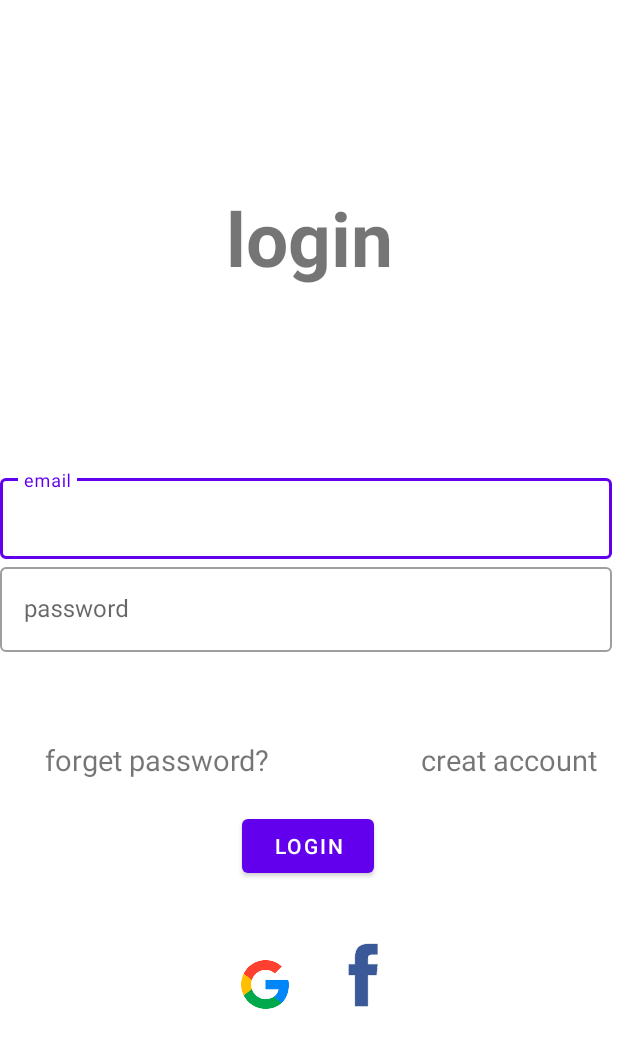
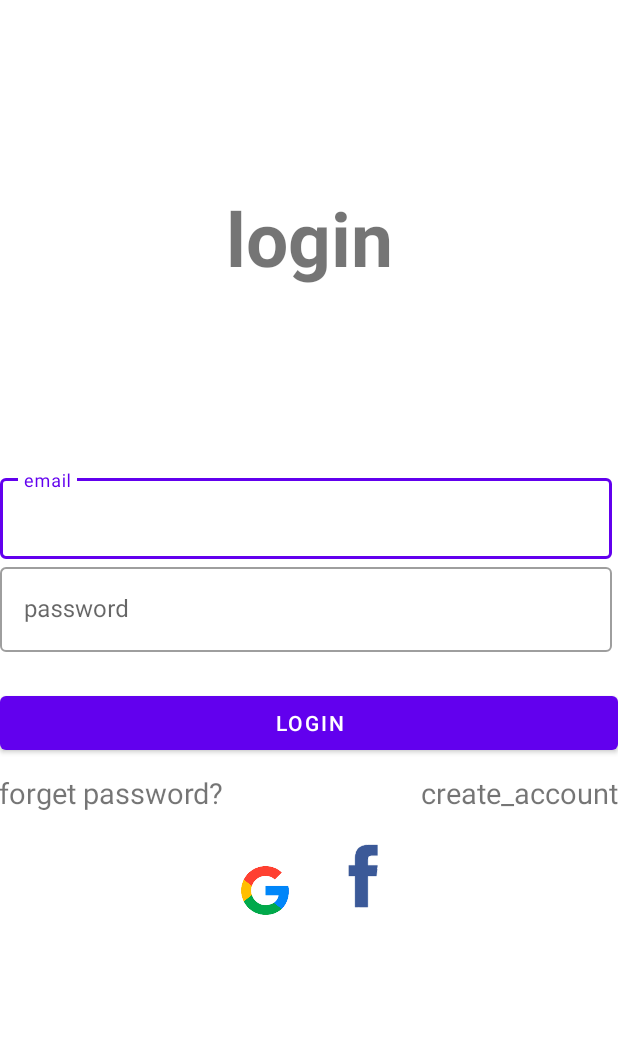
Before and after one commit to khalilkml/math, an Android app: the screen it shows after launch (Login), on a phone screen of 412 x 824 dp. Shown: the top 1048 px of the screen. Run offline under Robolectric (Android 15) with nearby library versions, the phone set to English and light mode, and no system bars; our stand-ins replace Firebase (no records; nobody signed in at launch, a user with empty details on screens opened directly).

Commit message:
add design

```diff
--- a/app/src/main/java/com/example/math/Login.java
+++ b/app/src/main/java/com/example/math/Login.java
@@ -64,12 +64,10 @@ public class Login extends AppCompatActivity {
             progressBar.setVisibility(View.VISIBLE);
             mAuth.signInWithEmailAndPassword(Semail, Spassword).addOnCompleteListener(task -> {
                 if (task.isSuccessful()) {
-                    System.out.println("first if");
                     progressBar.setVisibility(View.GONE);
                     Toast.makeText(this, "login successfully ", Toast.LENGTH_SHORT).show();
                     startActivity(new Intent(Login.this, MainActivity.class));
                 } else {
-                    System.out.println("else ");
                     progressBar.setVisibility(View.GONE);
                     Toast.makeText(Login.this, "" + task.getException(), Toast.LENGTH_LONG).show();
                 }
--- a/app/src/main/java/com/example/math/Register.java
+++ b/app/src/main/java/com/example/math/Register.java
@@ -73,7 +73,7 @@ public class Register extends AppCompatActivity {
         } else if (SSpassword.isEmpty() || SSpassword.length() < 6) {
             password.setError("password is required and it has to be more than 6 characters");
             password.requestFocus();
-        } else if (SSconfirm_password.isEmpty()) {
+        } else if (SSconfirm_password.isEmpty()||!(SSconfirm_password.matches(SSpassword))) {
             confirm_password.setError("email is required and it has to be the same as the password");
             confirm_password.requestFocus();
         } else {
@@ -87,7 +87,7 @@ public class Register extends AppCompatActivity {
                                     .setValue(user).addOnCompleteListener(task1 -> {
                                         if (task1.isSuccessful()) {
                                             progressBar.setVisibility(View.GONE);
-                                            Log.d(TAG, "Successfully signed in with email link!");
+                                            Toast.makeText(this, "Registered successful", Toast.LENGTH_SHORT).show();
                                             startActivity(new Intent(Register.this, MainActivity.class));
                                         } else {
                                             progressBar.setVisibility(View.GONE);
--- a/app/src/main/res/layout/activity_login.xml
+++ b/app/src/main/res/layout/activity_login.xml
@@ -62,41 +62,40 @@
         android:id="@+id/btn_register"
         android:layout_width="wrap_content"
         android:layout_height="wrap_content"
-        android:text="@string/creat_account"
+        android:text="@string/create_account"
         android:textSize="19sp"
-        app:layout_constraintBottom_toTopOf="@+id/login"
+        app:layout_constraintBottom_toBottomOf="parent"
         app:layout_constraintEnd_toEndOf="parent"
-        app:layout_constraintHorizontal_bias="0.953"
+        app:layout_constraintHorizontal_bias="1.0"
         app:layout_constraintStart_toStartOf="parent"
-        app:layout_constraintTop_toBottomOf="@+id/textInputLayout"
-        app:layout_constraintVertical_bias="0.736"/>
+        app:layout_constraintTop_toBottomOf="@+id/login"
+        app:layout_constraintVertical_bias="0.032" />
+
 
     <TextView
         android:id="@+id/btn_forget"
         android:layout_width="wrap_content"
         android:layout_height="wrap_content"
+        android:layout_marginEnd="132dp"
         android:text="@string/forget_password"
         android:textSize="19sp"
-        app:layout_constraintBottom_toTopOf="@+id/login"
-        app:layout_constraintEnd_toEndOf="parent"
-        app:layout_constraintHorizontal_bias="0.114"
-        app:layout_constraintStart_toStartOf="parent"
-        app:layout_constraintTop_toBottomOf="@+id/textInputLayout"
-        app:layout_constraintVertical_bias="0.736"/>
-
+        app:layout_constraintBottom_toBottomOf="parent"
+        app:layout_constraintEnd_toStartOf="@+id/btn_register"
+        app:layout_constraintTop_toBottomOf="@+id/login"
+        app:layout_constraintVertical_bias="0.032" />
 
     <Button
         android:id="@+id/login"
-        android:layout_width="wrap_content"
+        android:layout_width="match_parent"
         android:layout_height="wrap_content"
         android:text="@string/login"
         android:textStyle="normal"
         app:layout_constraintBottom_toBottomOf="parent"
         app:layout_constraintEnd_toEndOf="parent"
-        app:layout_constraintHorizontal_bias="0.498"
+        app:layout_constraintHorizontal_bias="0.0"
         app:layout_constraintStart_toStartOf="parent"
         app:layout_constraintTop_toBottomOf="@+id/textInputLayout"
-        app:layout_constraintVertical_bias="0.309"
+        app:layout_constraintVertical_bias="0.068"
         tools:ignore="DuplicateSpeakableTextCheck" />
 
     <ImageView
--- a/app/src/main/res/values/strings.xml
+++ b/app/src/main/res/values/strings.xml
@@ -48,4 +48,5 @@
     <string name="second_name">second name</string>
     <string name="creat_account">creat account</string>
     <string name="forget_password">forget password?</string>
+    <string name="create_account">create_account</string>
 </resources>
```
Also changed, not shown: app/src/main/res/layout/activity_register.xml (+7 -7 lines).
